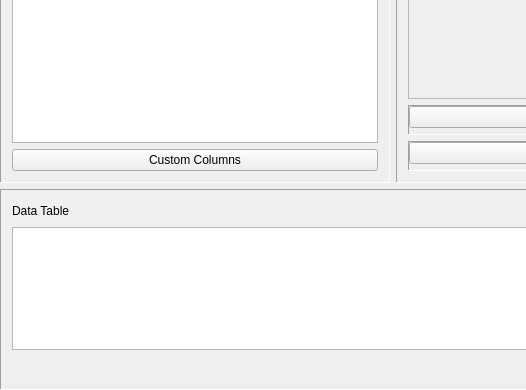
farling42/csv2rw, file mainwindow.ui: the form before one commit; both pictures show x 0 to 526 and y 238 to 628 of the 786 by 628 pixel window.
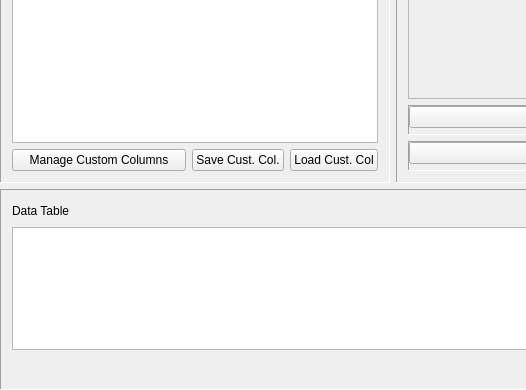
The form after the commit. Icons and pictures are not drawn.

Commit message: Add Save/Load option for custom columns - so that the same definitions can be used with different data sets.

What changed in the file:
```diff
--- a/mainwindow.ui
+++ b/mainwindow.ui
@@ -180,10 +180,42 @@
               </widget>
              </item>
              <item>
-              <widget class="QPushButton" name="derivedColumns">
-               <property name="text">
-                <string>Custom Columns</string>
-               </property>
+              <widget class="QWidget" name="widget_7" native="true">
+               <layout class="QHBoxLayout" name="horizontalLayout_8" stretch="1,0,0">
+                <property name="leftMargin">
+                 <number>0</number>
+                </property>
+                <property name="topMargin">
+                 <number>0</number>
+                </property>
+                <property name="rightMargin">
+                 <number>0</number>
+                </property>
+                <property name="bottomMargin">
+                 <number>0</number>
+                </property>
+                <item>
+                 <widget class="QPushButton" name="derivedColumns">
+                  <property name="text">
+                   <string>Manage Custom Columns</string>
+                  </property>
+                 </widget>
+                </item>
+                <item>
+                 <widget class="QPushButton" name="saveColumns">
+                  <property name="text">
+                   <string>Save Cust. Col.</string>
+                  </property>
+                 </widget>
+                </item>
+                <item>
+                 <widget class="QPushButton" name="loadColumns">
+                  <property name="text">
+                   <string>Load Cust. Col</string>
+                  </property>
+                 </widget>
+                </item>
+               </layout>
               </widget>
              </item>
             </layout>
```
The commit also changes 3 other files.
